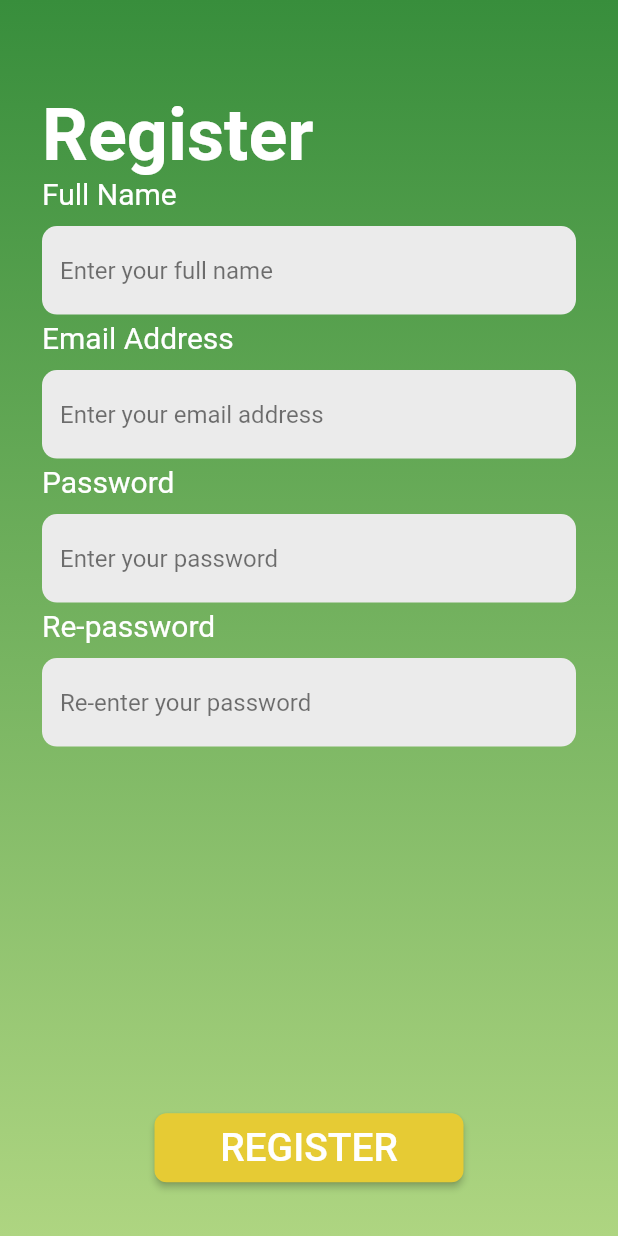
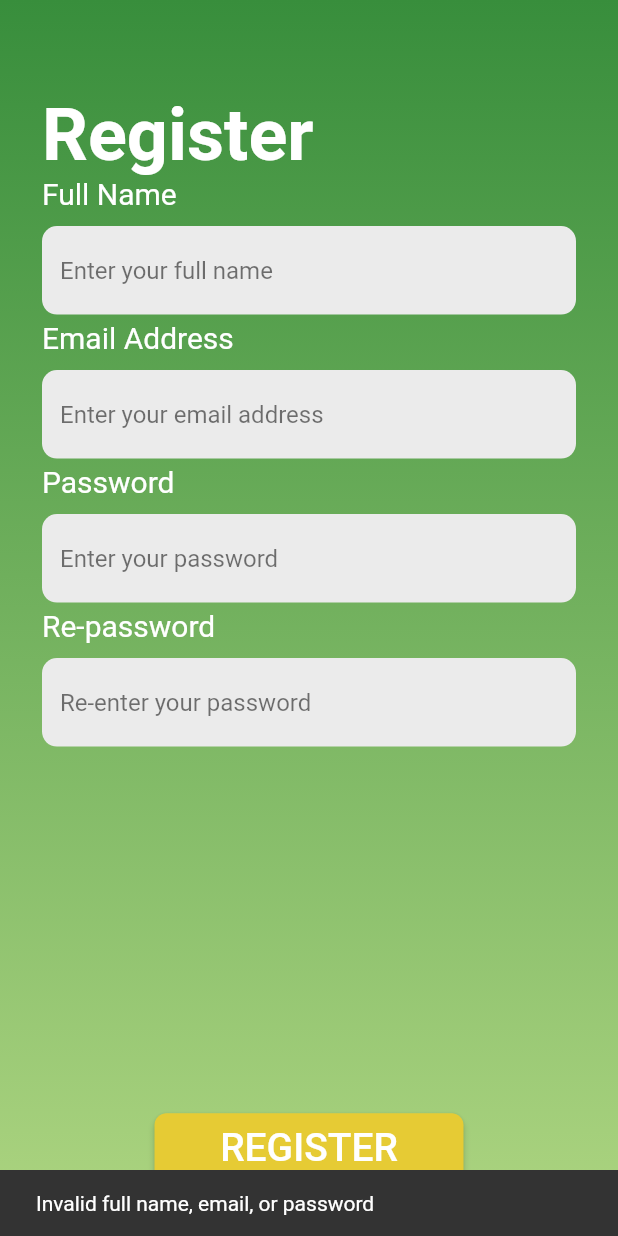
Before and after one commit to erikrios/reog-apps-flutter, a Flutter app: the RegisterPage screen opened directly, after a tap on "REGISTER", on a phone screen of 412 x 824 dp. Run offline on Flutter 3.47's test engine with Material 2 defaults, Android fonts, the phone set to English and light mode, and no system bars; our stand-ins replace carousel_slider, chopper, easy_localization, equatable, flutter_bloc, flutter_cache_manager and 5 more; missing offline and left inert: startapp, wallpaper_manager; accounts and stored records are empty; generated files the repository leaves out were written again; network calls fail.

```diff
--- a/lib/src/screens/pages/register_page.dart
+++ b/lib/src/screens/pages/register_page.dart
@@ -1,18 +1,22 @@
 import 'package:easy_localization/easy_localization.dart';
 import 'package:flutter/material.dart';
+import 'package:flutter_bloc/flutter_bloc.dart';
+import 'package:reog_apps_flutter/src/bloc/events/register_event.dart';
+import 'package:reog_apps_flutter/src/bloc/register_bloc.dart';
+import 'package:reog_apps_flutter/src/bloc/states/register_state.dart';
+import 'package:reog_apps_flutter/src/models/register.dart';
 import 'package:reog_apps_flutter/src/screens/widgets/form_field_item.dart';
+import 'package:reog_apps_flutter/src/service/reog_apps_service.dart';
+import 'package:reog_apps_flutter/src/utils/constants.dart';
+import 'package:shared_preferences/shared_preferences.dart';
 
-class RegisterPage extends StatefulWidget {
-  @override
-  _RegisterPageState createState() => _RegisterPageState();
-}
-
-class _RegisterPageState extends State<RegisterPage> {
+class RegisterPage extends StatelessWidget {
   final TextEditingController fullNameController = new TextEditingController();
   final TextEditingController emailController = new TextEditingController();
   final TextEditingController passwordController = new TextEditingController();
   final TextEditingController rePasswordController =
       new TextEditingController();
+  final RegisterBloc _bloc = RegisterBloc(service: ReogAppsService.create());
 
   @override
   Widget build(BuildContext context) {
@@ -70,17 +74,57 @@ class _RegisterPageState extends State<RegisterPage> {
               child: Center(
                 child: SizedBox(
                   width: MediaQuery.of(context).size.width / 2,
-                  child: RaisedButton(
+                  child: BlocBuilder<RegisterBloc, RegisterState>(
+                    cubit: _bloc,
+                    builder: (BuildContext context, RegisterState state) {
+                      if (state is RegisterLoadingState) {
+                        return Center(
+                          child: SizedBox(
+                            width: 30,
+                            height: 30,
+                            child: CircularProgressIndicator(
+                              valueColor:
+                                  AlwaysStoppedAnimation<Color>(Colors.amber),
+                            ),
+                          ),
+                        );
+                      } else if (state is RegisterSuccessState) {
+                        // TODO Save Auth Token
+                        // TODO _navigateToDashboard()
+                        return SizedBox();
+                      } else {
+                        if (state is RegisterErrorState) {
+                          Scaffold.of(context).showSnackBar(
+                              SnackBar(content: Text(state.error)));
+                        }
+                        return RaisedButton(
                           padding: EdgeInsets.only(top: 8, bottom: 8),
                           color: Color(0xffE6CB34),
                           shape: RoundedRectangleBorder(
                             borderRadius: BorderRadius.circular(8),
                           ),
-                    onPressed: () {},
+                          onPressed: () {
+                            String name = fullNameController.text;
+                            String email = emailController.text;
+                            String password = passwordController.text;
+                            if (!_validateRegister(name, email, password)) {
+                              Scaffold.of(context).showSnackBar(SnackBar(
+                                  content: Text(
+                                      'Invalid full name, email, or password')));
+                            } else {
+                              _bloc.add(Registering(Register(
+                                  name: name,
+                                  email: email,
+                                  password: password)));
+                            }
+                          },
                           child: Text(
                             'register'.tr().toUpperCase(),
                             style: TextStyle(fontSize: 26, color: Colors.white),
                           ),
+                        );
+                      }
+                    },
                   ),
                 ),
               ),
@@ -89,6 +133,11 @@ class _RegisterPageState extends State<RegisterPage> {
         ),
       ),
     );
+  }
+
+  Future<void> _saveToken(String authToken) async {
+    SharedPreferences sharedPreferences = await SharedPreferences.getInstance();
+    sharedPreferences.setString(AUTH_TOKEN_SHARED_PREFS_KEY, authToken);
   }
 
   bool _validateRegister(String name, String email, String password) {
```
Lines whose indentation alone changed are shown as unchanged.
